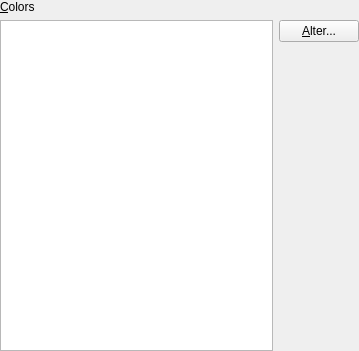
Old version of the form src/frontends/qt4/ui/PrefColorsUi.ui in the repository rpavlik/lyx-lucid-backport.
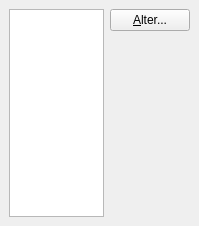
New version of the form.

The edit to the form file:
```diff
--- a/src/frontends/qt4/ui/PrefColorsUi.ui
+++ b/src/frontends/qt4/ui/PrefColorsUi.ui
@@ -5,57 +5,33 @@
    <rect>
     <x>0</x>
     <y>0</y>
-    <width>359</width>
-    <height>351</height>
+    <width>199</width>
+    <height>226</height>
    </rect>
   </property>
   <property name="windowTitle" >
    <string/>
   </property>
-   <layout class="QVBoxLayout" >
+  <layout class="QGridLayout" >
     <property name="margin" >
-     <number>0</number>
+    <number>9</number>
     </property>
     <property name="spacing" >
      <number>6</number>
     </property>
-    <item>
-     <widget class="QLabel" name="lyxObjectsLA" >
-      <property name="text" >
-       <string>&amp;Colors</string>
-      </property>
-      <property name="buddy" >
-       <cstring>lyxObjectsLW</cstring>
-      </property>
-     </widget>
-    </item>
-    <item>
-     <layout class="QHBoxLayout" >
-      <property name="margin" >
-       <number>0</number>
-      </property>
-      <property name="spacing" >
-       <number>6</number>
-      </property>
-      <item>
-       <widget class="QListWidget" name="lyxObjectsLW" />
-      </item>
-      <item>
-       <layout class="QVBoxLayout" >
-        <property name="margin" >
-         <number>0</number>
-        </property>
-        <property name="spacing" >
-         <number>6</number>
-        </property>
-        <item>
-         <widget class="QPushButton" name="colorChangePB" >
-          <property name="text" >
-           <string>&amp;Alter...</string>
-          </property>
-         </widget>
-        </item>
-        <item>
+   <item rowspan="2" row="0" column="0" >
+    <widget class="QListWidget" name="lyxObjectsLW" >
+     <property name="sizePolicy" >
+      <sizepolicy>
+       <hsizetype>5</hsizetype>
+       <vsizetype>7</vsizetype>
+       <horstretch>0</horstretch>
+       <verstretch>0</verstretch>
+      </sizepolicy>
+     </property>
+    </widget>
+   </item>
+   <item row="1" column="1" >
          <spacer>
           <property name="orientation" >
            <enum>Qt::Vertical</enum>
@@ -68,9 +44,25 @@
           </property>
          </spacer>
         </item>
-       </layout>
-      </item>
-     </layout>
+   <item row="0" column="1" >
+    <widget class="QPushButton" name="colorChangePB" >
+     <property name="text" >
+      <string>&amp;Alter...</string>
+     </property>
+    </widget>
+   </item>
+   <item row="0" column="2" >
+    <spacer>
+     <property name="orientation" >
+      <enum>Qt::Horizontal</enum>
+     </property>
+     <property name="sizeHint" >
+      <size>
+       <width>40</width>
+       <height>20</height>
+      </size>
+     </property>
+    </spacer>
     </item>
    </layout>
  </widget>
```
Left out of the diff: 6 changed lines with no effect on the pictures. Lines whose indentation alone changed are shown as unchanged.
